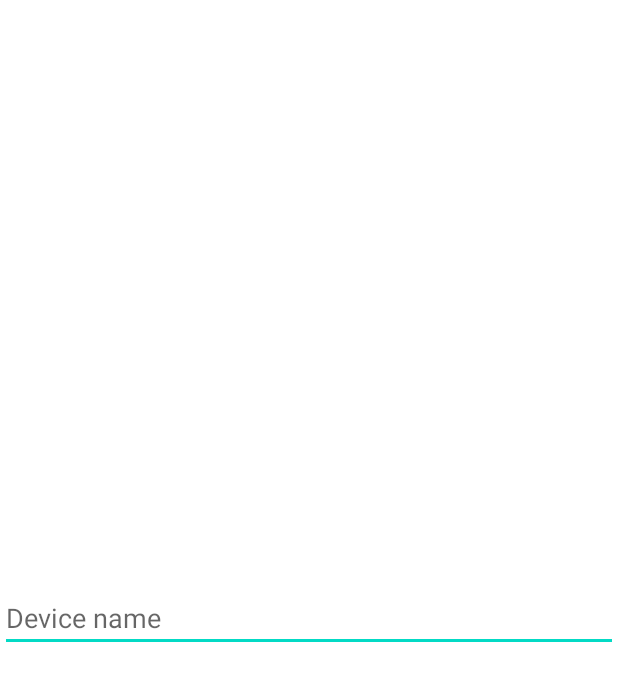
After one commit to SCCapstone/Neptune, an Android app: the layout rename_dialog.xml on its own in the app's theme, with its tools: preview values and no code run, on a phone screen of 412 x 824 dp. The commit adds this screen. Shown: the top 681 px of the screen. Run offline under Robolectric (Android 15) with nearby library versions, the phone set to English and light mode, and no system bars.

Commit message:
Added dialog box for renaming server device

```diff
--- a/Client/Android/app/src/main/java/com/neptune/app/DeviceActivity.java
+++ b/Client/Android/app/src/main/java/com/neptune/app/DeviceActivity.java
@@ -5,10 +5,10 @@ import androidx.appcompat.app.AppCompatActivity;
 import androidx.fragment.app.DialogFragment;
 
 import android.os.Bundle;
-import android.content.Intent;
 import android.widget.ImageView;
 import android.widget.RadioButton;
 import android.widget.TextView;
+import android.content.Intent;
 import android.view.View;
 
 
--- a/Client/Android/app/src/main/res/layout/activity_main.xml
+++ b/Client/Android/app/src/main/res/layout/activity_main.xml
@@ -82,8 +82,8 @@
         app:srcCompat="@drawable/desktop_connection_logo"
         tools:ignore="ImageContrastCheck" />
 
-    <ImageButton
-        android:id="@+id/imageButton"
+    <ImageView
+        android:id="@+id/editDevName"
         android:layout_width="wrap_content"
         android:layout_height="wrap_content"
         android:layout_alignParentTop="true"
@@ -93,6 +93,7 @@
         android:background="@null"
         android:minWidth="40dp"
         android:minHeight="40dp"
+        android:clickable="true"
         app:layout_constraintEnd_toEndOf="parent"
         app:layout_constraintTop_toTopOf="parent"
         app:srcCompat="@drawable/change_name_pencil_logo"
--- /dev/null
+++ b/Client/Android/app/src/main/res/layout/rename_dialog.xml
@@ -0,0 +1,15 @@
+<?xml version="1.0" encoding="utf-8"?>
+<androidx.constraintlayout.widget.ConstraintLayout xmlns:android="http://schemas.android.com/apk/res/android"
+    xmlns:app="http://schemas.android.com/apk/res-auto"
+    android:layout_width="match_parent"
+    android:layout_height="match_parent">
+
+    <EditText
+        android:id="@+id/editDevName"
+        android:layout_width="match_parent"
+        android:layout_height="wrap_content"
+        android:hint="Device name"
+        app:layout_constraintBottom_toBottomOf="parent"
+        app:layout_constraintTop_toTopOf="parent" />
+
+</androidx.constraintlayout.widget.ConstraintLayout>
--- a/Client/Android/app/src/main/res/values/strings.xml
+++ b/Client/Android/app/src/main/res/values/strings.xml
@@ -1,3 +1,5 @@
 <resources>
     <string name="app_name">NeptuneClientFrontEnd</string>
+    <!-- TODO: Remove or change this placeholder text -->
+    <string name="hello_blank_fragment">Hello blank fragment</string>
 </resources>
```
Also changed, not shown: Client/Android/app/src/main/java/com/neptune/app/MainActivity.java (+23 -2 lines), Client/Android/app/src/main/java/com/neptune/app/RenameDialog.java (added, +55 -0 lines).
